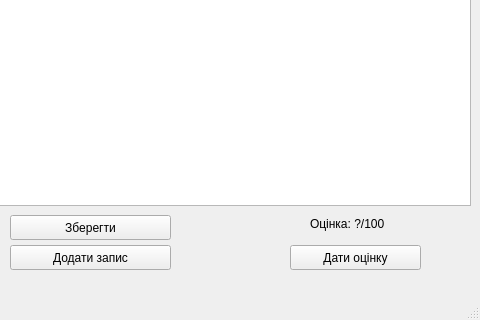
Qt form workoutwindow.ui (Stalkeroid13/Health_statistic) before a commit; both pictures show x 320 to 800 and y 95 to 415 of the 800 by 415 pixel window.
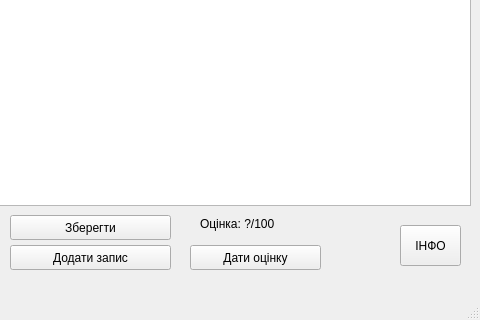
The same form after that commit.

```diff
--- a/workoutwindow.ui
+++ b/workoutwindow.ui
@@ -159,7 +159,7 @@
    <widget class="QPushButton" name="evaluateButton">
     <property name="geometry">
      <rect>
-      <x>610</x>
+      <x>510</x>
       <y>340</y>
       <width>131</width>
       <height>25</height>
@@ -172,9 +172,9 @@
    <widget class="QLabel" name="label_score">
     <property name="geometry">
      <rect>
-      <x>630</x>
+      <x>520</x>
       <y>310</y>
-      <width>101</width>
+      <width>111</width>
       <height>17</height>
      </rect>
     </property>
@@ -182,6 +182,19 @@
      <string>Оцінка: ?/100</string>
     </property>
    </widget>
+   <widget class="QPushButton" name="helpButton">
+    <property name="geometry">
+     <rect>
+      <x>720</x>
+      <y>320</y>
+      <width>61</width>
+      <height>41</height>
+     </rect>
+    </property>
+    <property name="text">
+     <string>ІНФО</string>
+    </property>
+   </widget>
   </widget>
   <widget class="QMenuBar" name="menubar">
    <property name="geometry">
```
Left out of the diff: 4 changed lines with no effect on the pictures.
